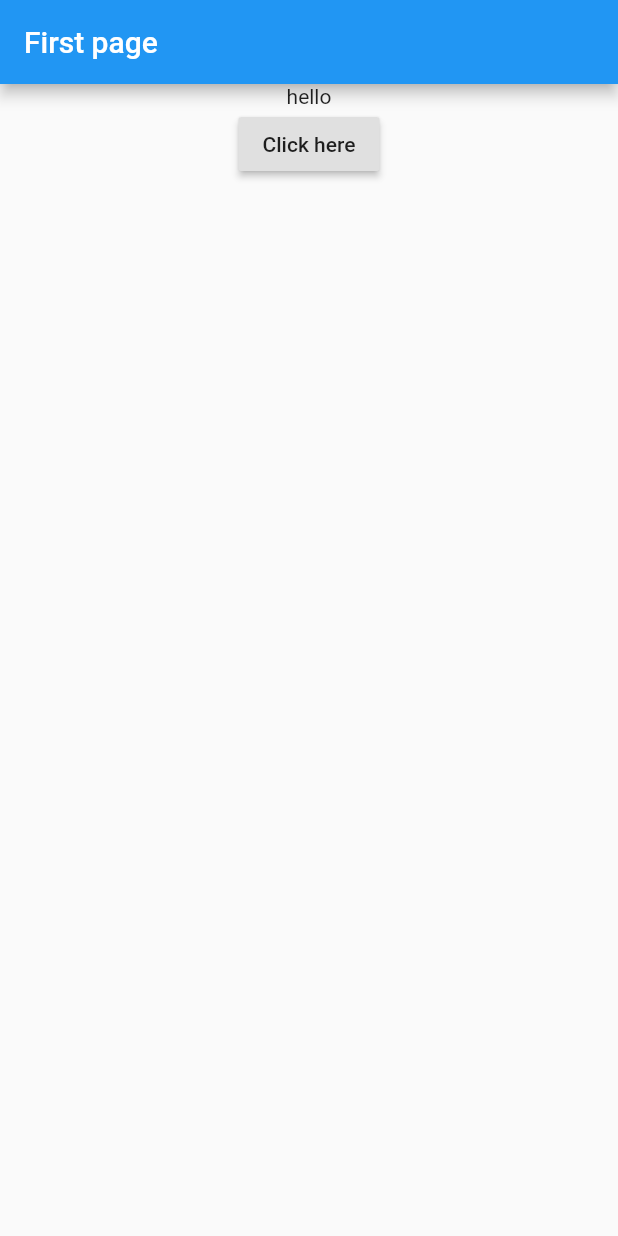
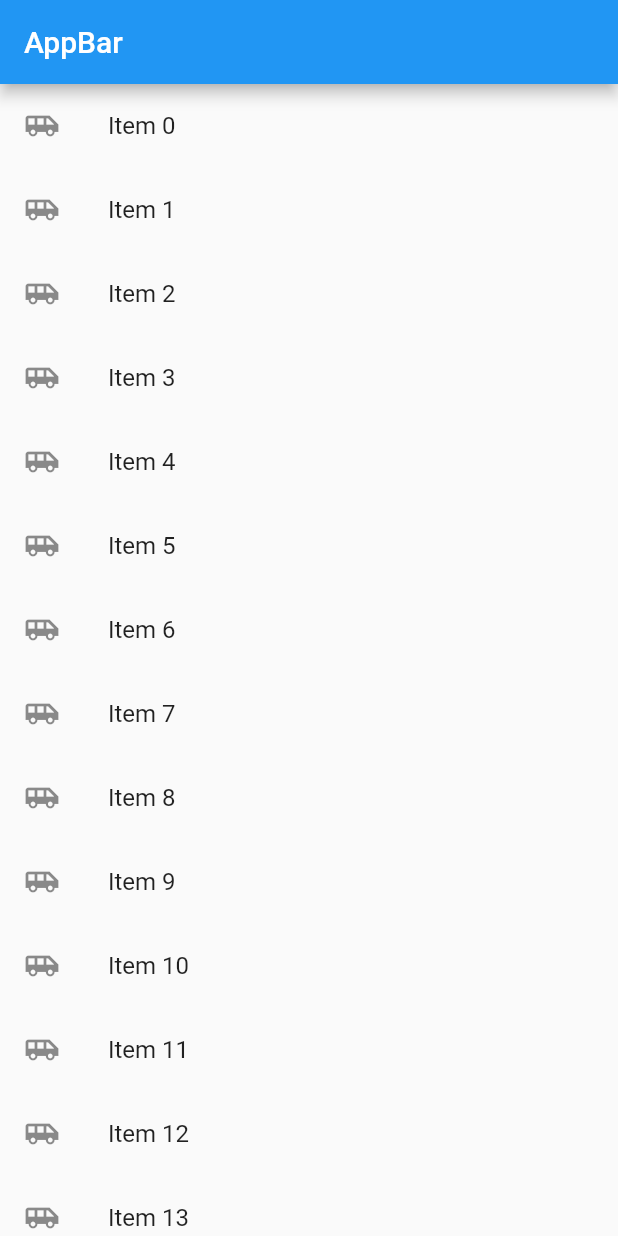
Before and after one commit to saran583/Flutter-basics, a Flutter app: the screen it shows after launch, on a phone screen of 412 x 824 dp. Run offline on Flutter 3.47's test engine with Material 2 defaults, Android fonts, the phone set to English and light mode, and no system bars; our stand-ins replace toast.

Commit message:
Long list using list builder

```diff
--- a/lib/main.dart
+++ b/lib/main.dart
@@ -1,35 +1,38 @@
+import 'package:toast/toast.dart';
 import 'package:flutter/material.dart';
 
 void main(){
-  runApp(MyApp());
+  runApp(
+    MaterialApp(
+      title:"App Title",
+      home:Scaffold(
+        appBar: AppBar(
+          title:Text("AppBar")
+        ),
+        body:listView(),
+      )
+    )
+  );
 }
 
-class MyApp extends StatelessWidget{
-  @override
-  Widget build(BuildContext context) {
-    // TODO: implement build
-    var val="hello";
-    return MaterialApp(
-      title:"my title",
-      home: Scaffold(
-        appBar: AppBar(
-          title:Text("First page"),
-        ) ,
-        body: Material(
-          child: Column(children: <Widget>[
-          Center(
-            child:new Text(val)
-          ),
-          RaisedButton(
-            child: Text("Click here"),
-            onPressed: (){
-              val="hai";
-            }
-            )
-          ],
-        ),
-        )
-        )
-    );
-  }
+List<String> Generate(){
+  var items=List<String>.generate(1000, (counter)=>"Item $counter");
+return items;
 }
+
+Widget listView(){
+ var items=Generate();
+
+ var list=ListView.builder(
+   itemBuilder:(context,index){
+     return ListTile(
+       leading:Icon(Icons.airport_shuttle),
+       title:Text(items[index]),
+       onTap: (){
+         debugPrint("${items[index]} was clicked");
+         Toast.show("${items[index]} was clicked",context,gravity: Toast.BOTTOM);
+       },
+     );
+   });
+   return list;
+}
--- a/pubspec.yaml
+++ b/pubspec.yaml
@@ -17,6 +17,7 @@ environment:
   sdk: ">=2.1.0 <3.0.0"
 
 dependencies:
+  toast: ^0.1.5
   flutter:
     sdk: flutter
 
```
Also changed, not shown: pubspec.lock.
